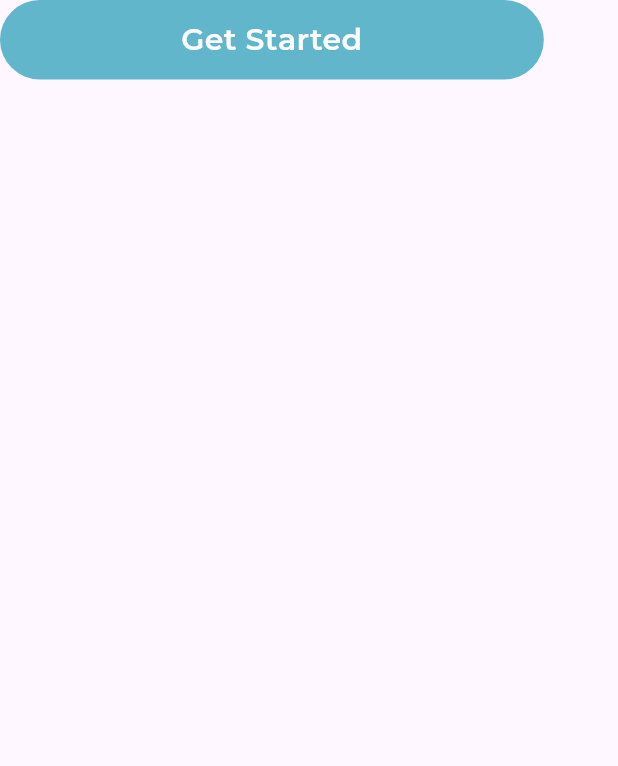
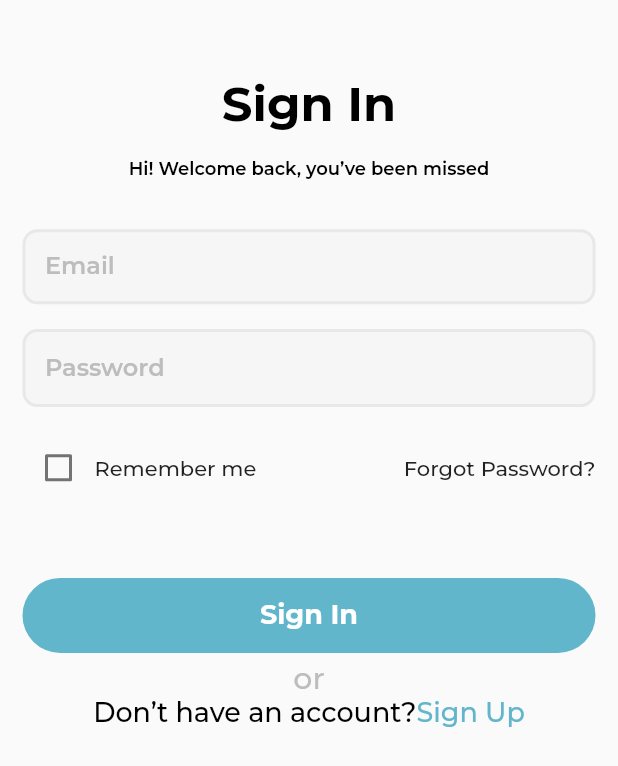
Before and after one commit to shahbazakon/Findme, a Flutter app: the AppButton widget shown alone on an empty page, opened directly, after a tap on "Get Started", on a phone screen of 412 x 824 dp. Shown: the top 766 px of the screen. Run offline on Flutter 3.47's test engine with Material 2 defaults, Android fonts, the phone set to English and light mode, and no system bars; our stand-ins replace flutter_svg, smooth_page_indicator; project files that could hold a hidden picture were left out.

Commit message:
SignIn , forget password and reset password completed

```diff
--- a/lib/core/utils/app_color.dart
+++ b/lib/core/utils/app_color.dart
@@ -3,10 +3,17 @@ import 'package:flutter/material.dart';
 class AppColors {
   static Color primary = const Color.fromRGBO(98, 182, 204, 1);
   static Color light = Colors.white;
+  static Color lightGrey1 = const Color.fromRGBO(246, 246, 246, 1);
+  static Color lightGrey2 = const Color.fromRGBO(232, 232, 232, 1);
+  static Color lightGrey3 = const Color.fromRGBO(189, 189, 189, 1);
+
   static Color dark = Colors.black;
 }
 
 class AppFontsColors {
   static Color light = Colors.white;
   static Color dark = Colors.black;
+  static Color lightGrey1 = const Color.fromRGBO(246, 246, 246, 1);
+  static Color lightGrey2 = const Color.fromRGBO(232, 232, 232, 1);
+  static Color lightGrey3 = const Color.fromRGBO(189, 189, 189, 1);
 }
--- a/lib/core/utils/text_style.dart
+++ b/lib/core/utils/text_style.dart
@@ -1,3 +1,4 @@
+import 'package:find_me/core/utils/app_color.dart';
 import 'package:flutter/material.dart';
 
 //FontSize
@@ -21,50 +22,73 @@ class AppFonts {
 /// Simple Text
 class TextHelper {
   static var h1 = TextStyle(
-    fontSize: 24,
-    color: Colors.black,
-    fontFamily: AppFonts.montserrat,
-
-    // fontWeight: FontWeight.w600
-  );
-  static var h1Second = TextStyle(
-    fontSize: 24,
-    color: Colors.black,
-    fontFamily: AppFonts.montserrat,
-
-    // fontWeight: FontWeight.w600
-  );
-
-  static var h2 = TextStyle(
-    fontSize: 23,
+    fontSize: fontSizeH1,
+    fontWeight: FontWeight.w600,
     color: Colors.black,
     fontFamily: AppFonts.montserrat,
   );
-  static var h3 = TextStyle(
-    fontSize: 20,
+  static var h2 = TextStyle(
+    fontSize: fontSizeH2,
     color: Colors.black,
+    fontWeight: FontWeight.w600,
     fontFamily: AppFonts.montserrat,
   );
-  static var h4 = const TextStyle(
-    fontSize: 18,
+  static var h3 = TextStyle(
+    fontSize: fontSizeH3,
     color: Colors.black,
-
-    // fontWeight: FontWeight.w500
+    fontWeight: FontWeight.w600,
+    fontFamily: AppFonts.montserrat,
+  );
+  static var h4 = TextStyle(
+    fontSize: fontSizeH4,
+    color: Colors.black,
   );
   static var h5 = TextStyle(
-    fontSize: 16,
+    fontSize: fontSizeH5,
     color: Colors.black,
+    fontWeight: FontWeight.w600,
     fontFamily: AppFonts.montserrat,
   );
   static var h6 = TextStyle(
-    fontSize: 15,
+    fontSize: fontSizeH6,
     color: Colors.black,
+    fontWeight: FontWeight.w600,
     fontFamily: AppFonts.montserrat,
   );
   static var h7 = TextStyle(
-    fontSize: 10,
+    fontSize: fontSizeH7,
     color: Colors.black,
-    fontWeight: FontWeight.w400,
+    fontWeight: FontWeight.w600,
+    fontFamily: AppFonts.montserrat,
+  );
+  static var h8 = TextStyle(
+    fontSize: fontSizeH8,
+    color: Colors.black,
+    fontWeight: FontWeight.w600,
+    fontFamily: AppFonts.montserrat,
+  );
+  static var h9 = TextStyle(
+    fontSize: fontSizeH9,
+    color: Colors.black,
+    fontWeight: FontWeight.w600,
+    fontFamily: AppFonts.montserrat,
+  );
+  static var h10 = TextStyle(
+    fontSize: fontSizeH10,
+    color: Colors.black,
+    fontWeight: FontWeight.w600,
+    fontFamily: AppFonts.montserrat,
+  );
+  static var h11 = TextStyle(
+    fontSize: fontSizeH11,
+    color: Colors.black,
+    fontWeight: FontWeight.w600,
+    fontFamily: AppFonts.montserrat,
+  );
+  static var h12 = TextStyle(
+    fontSize: fontSizeH12,
+    color: Colors.black,
+    fontWeight: FontWeight.w600,
     fontFamily: AppFonts.montserrat,
   );
 }
@@ -73,121 +97,133 @@ class TextHelper {
 class TitleHelper {
   static var h1 = TextStyle(
       fontSize: fontSizeH1,
-    fontWeight: FontWeight.w600,
+      fontWeight: FontWeight.w700,
       fontFamily: AppFonts.montserrat,
-  );
+      color: AppFontsColors.dark);
   static var h1Second = TextStyle(
       fontSize: fontSizeH2,
-    fontWeight: FontWeight.w600,
+      fontWeight: FontWeight.w700,
       fontFamily: AppFonts.montserrat,
-  );
+      color: AppFontsColors.dark);
 
   static var h2 = TextStyle(
       fontSize: fontSizeH2,
-    fontWeight: FontWeight.w600,
+      fontWeight: FontWeight.w700,
       fontFamily: AppFonts.montserrat,
-  );
+      color: AppFontsColors.dark);
   static var h3 = TextStyle(
       fontSize: fontSizeH3,
-    fontWeight: FontWeight.w600,
+      fontWeight: FontWeight.w700,
       fontFamily: AppFonts.montserrat,
-  );
+      color: AppFontsColors.dark);
   static var h4 = TextStyle(
       fontSize: fontSizeH4,
-    fontWeight: FontWeight.w600,
+      fontWeight: FontWeight.w700,
       fontFamily: AppFonts.montserrat,
-  );
+      color: AppFontsColors.dark);
   static var h5 = TextStyle(
       fontSize: fontSizeH5,
-    fontWeight: FontWeight.w600,
+      fontWeight: FontWeight.w700,
       fontFamily: AppFonts.montserrat,
-  );
+      color: AppFontsColors.dark);
   static var h6 = TextStyle(
       fontSize: fontSizeH6,
-    fontWeight: FontWeight.w600,
+      fontWeight: FontWeight.w700,
       fontFamily: AppFonts.montserrat,
-  );
+      color: AppFontsColors.dark);
   static var h7 = TextStyle(
       fontSize: fontSizeH7,
-    fontWeight: FontWeight.w600,
+      fontWeight: FontWeight.w700,
       fontFamily: AppFonts.montserrat,
-  );
+      color: AppFontsColors.dark);
   static var h8 = TextStyle(
       fontSize: fontSizeH8,
-    fontWeight: FontWeight.w600,
+      fontWeight: FontWeight.w700,
       fontFamily: AppFonts.montserrat,
-  );
+      color: AppFontsColors.dark);
   static var h9 = TextStyle(
       fontSize: fontSizeH9,
-    fontWeight: FontWeight.w600,
+      fontWeight: FontWeight.w700,
       fontFamily: AppFonts.montserrat,
-  );
+      color: AppFontsColors.dark);
   static var h10 = TextStyle(
       fontSize: fontSizeH10,
-    fontWeight: FontWeight.w600,
+      fontWeight: FontWeight.w700,
       fontFamily: AppFonts.montserrat,
-  );
+      color: AppFontsColors.dark);
   static var h11 = TextStyle(
       fontSize: fontSizeH11,
-    fontWeight: FontWeight.w600,
+      fontWeight: FontWeight.w700,
       fontFamily: AppFonts.montserrat,
-  );
+      color: AppFontsColors.dark);
   static var h12 = TextStyle(
       fontSize: fontSizeH12,
-    fontWeight: FontWeight.w600,
+      fontWeight: FontWeight.w700,
       fontFamily: AppFonts.montserrat,
-  );
+      color: AppFontsColors.dark);
 }
 
 ///Sub Text
-class SubtitleHelper {
+class SubTitleHelper {
   static var h1 = TextStyle(
       fontSize: fontSizeH1,
+      fontWeight: FontWeight.w700,
       fontFamily: AppFonts.montserrat,
-  );
+      color: AppFontsColors.dark);
 
   static var h2 = TextStyle(
       fontSize: fontSizeH2,
+      fontWeight: FontWeight.w500,
       fontFamily: AppFonts.montserrat,
-  );
+      color: AppFontsColors.dark);
   static var h3 = TextStyle(
       fontSize: fontSizeH3,
+      fontWeight: FontWeight.w500,
       fontFamily: AppFonts.montserrat,
-  );
+      color: AppFontsColors.dark);
   static var h4 = TextStyle(
       fontSize: fontSizeH4,
+      fontWeight: FontWeight.w500,
       fontFamily: AppFonts.montserrat,
-  );
+      color: AppFontsColors.dark);
   static var h5 = TextStyle(
       fontSize: fontSizeH5,
+      fontWeight: FontWeight.w500,
       fontFamily: AppFonts.montserrat,
-  );
+      color: AppFontsColors.dark);
   static var h6 = TextStyle(
       fontSize: fontSizeH6,
+      fontWeight: FontWeight.w500,
       fontFamily: AppFonts.montserrat,
-  );
+      color: AppFontsColors.dark);
   static var h7 = TextStyle(
       fontSize: fontSizeH7,
+      fontWeight: FontWeight.w500,
       fontFamily: AppFonts.montserrat,
-  );
+      color: AppFontsColors.dark);
   static var h8 = TextStyle(
       fontSize: fontSizeH8,
+      fontWeight: FontWeight.w500,
       fontFamily: AppFonts.montserrat,
-  );
+      color: AppFontsColors.dark);
   static var h9 = TextStyle(
       fontSize: fontSizeH9,
+      fontWeight: FontWeight.w500,
       fontFamily: AppFonts.montserrat,
-  );
+      color: AppFontsColors.dark);
   static var h10 = TextStyle(
       fontSize: fontSizeH10,
+      fontWeight: FontWeight.w500,
       fontFamily: AppFonts.montserrat,
-  );
+      color: AppFontsColors.dark);
   static var h11 = TextStyle(
       fontSize: fontSizeH11,
+      fontWeight: FontWeight.w500,
       fontFamily: AppFonts.montserrat,
-  );
+      color: AppFontsColors.dark);
   static var h12 = TextStyle(
       fontSize: fontSizeH12,
+      fontWeight: FontWeight.w500,
       fontFamily: AppFonts.montserrat,
-  );
+      color: AppFontsColors.dark);
 }
--- /dev/null
+++ b/lib/core/widget/Text Field/custom_test_field.dart
@@ -0,0 +1,60 @@
+import 'package:flutter/material.dart';
+
+import '../../utils/app_color.dart';
+import '../../utils/text_style.dart';
+
+class CustomTestField extends StatefulWidget {
+  const CustomTestField(
+      {super.key,
+      required this.controller,
+      this.label,
+      this.isObscureButton = false});
+
+  final TextEditingController controller;
+  final String? label;
+  final bool isObscureButton;
+
+  @override
+  State<CustomTestField> createState() => _CustomTestFieldState();
+}
+
+class _CustomTestFieldState extends State<CustomTestField> {
+  bool isObscure = true;
+
+  @override
+  Widget build(BuildContext context) {
+    return TextField(
+      controller: widget.controller,
+      style: TextHelper.h10,
+      obscureText: isObscure,
+      decoration: InputDecoration(
+          label: Visibility(
+              visible: widget.label != null, child: Text("${widget.label}")),
+          labelStyle: TextHelper.h10.copyWith(color: AppColors.lightGrey3),
+          contentPadding:
+              const EdgeInsets.symmetric(horizontal: 15, vertical: 15),
+          border: OutlineInputBorder(
+              borderSide: BorderSide(color: AppColors.lightGrey3, width: 2),
+              borderRadius: BorderRadius.circular(10)),
+          enabledBorder: OutlineInputBorder(
+              borderSide: BorderSide(color: AppColors.lightGrey2, width: 2),
+              borderRadius: BorderRadius.circular(10)),
+          filled: true,
+          fillColor: AppColors.lightGrey1,
+          suffix: Visibility(
+            visible: widget.isObscureButton,
+            child: GestureDetector(
+              onTap: () {
+                setState(() {
+                  isObscure = !isObscure;
+                });
+              },
+              child: Text(
+                isObscure ? "Show" : "Hide",
+                style: TextHelper.h9.copyWith(color: AppColors.primary),
+              ),
+            ),
+          )),
+    );
+  }
+}
--- a/lib/core/widget/button/app_Button_widget.dart
+++ b/lib/core/widget/button/app_Button_widget.dart
@@ -20,17 +20,19 @@ class AppButton extends StatelessWidget {
     return InkWell(
       onTap: onPressed,
       borderRadius: BorderRadius.circular(30),
+      child: Expanded(
         child: Container(
           decoration: BoxDecoration(
             color: AppColors.primary,
             borderRadius: BorderRadius.circular(30),
           ),
-        padding: const EdgeInsets.symmetric(horizontal: 26, vertical: 12),
-        width: buttonWidth ?? width * .88,
+          padding: const EdgeInsets.symmetric(horizontal: 26, vertical: 14),
+          width: buttonWidth ?? width,
           child: Text(
             label,
-          style: TitleHelper.h8.copyWith(color: AppFontsColors.light),
+            style: TitleHelper.h9.copyWith(color: AppFontsColors.light),
             textAlign: TextAlign.center,
+          ),
         ),
       ),
     );
--- a/lib/core/widget/custom_snackBar.dart
+++ b/lib/core/widget/custom_snackBar.dart
@@ -11,7 +11,7 @@ void showSnackBar({required String title, Duration? duration}) {
     behavior: SnackBarBehavior.floating,
     content: Text(
       title,
-      style: SubtitleHelper.h10
+      style: SubTitleHelper.h10
           .copyWith(color: Colors.white, fontWeight: FontWeight.normal),
     ),
   );
--- /dev/null
+++ b/lib/feature/signIn/presentation/pages/sign_in_screen.dart
@@ -0,0 +1,115 @@
+import 'package:find_me/core/helper/navigators.dart';
+import 'package:find_me/core/utils/app_color.dart';
+import 'package:find_me/core/utils/text_style.dart';
+import 'package:flutter/gestures.dart';
+import 'package:flutter/material.dart';
+
+import '../../../../core/utils/utils_methods.dart';
+import '../../../../core/widget/Text Field/custom_test_field.dart';
+import '../../../../core/widget/button/app_Button_widget.dart';
+import 'forget_password_screen.dart';
+
+class SignInScreen extends StatefulWidget {
+  const SignInScreen({super.key});
+
+  @override
+  State<SignInScreen> createState() => _SignInScreenState();
+}
+
+class _SignInScreenState extends State<SignInScreen> {
+  final TextEditingController _emailController = TextEditingController();
+  final TextEditingController _passwordController = TextEditingController();
+  bool isRememberMe = false;
+
+  @override
+  Widget build(BuildContext context) {
+    return SafeArea(
+      bottom: false,
+      child: Scaffold(
+        body: SingleChildScrollView(
+          child: Padding(
+            padding: primaryPadding,
+            child: Column(
+              children: [
+                Padding(
+                  padding:
+                      EdgeInsets.only(top: height * .06, bottom: height * .02),
+                  child: Text(
+                    "Sign In",
+                    style: TitleHelper.h1,
+                  ),
+                ),
+                Text(
+                  "Hi! Welcome back, you’ve been missed",
+                  style: TextHelper.h12,
+                ),
+                SizedBox(height: height * .04),
+                CustomTestField(controller: _emailController, label: "Email"),
+                SizedBox(height: height * .02),
+                CustomTestField(
+                    controller: _passwordController,
+                    label: "Password",
+                    isObscureButton: true),
+                SizedBox(height: height * .02),
+                Row(
+                  mainAxisAlignment: MainAxisAlignment.spaceBetween,
+                  children: [
+                    Row(
+                      children: [
+                        Checkbox(
+                          value: isRememberMe,
+                          onChanged: (value) {
+                            setState(() {
+                              isRememberMe = !isRememberMe;
+                            });
+                          },
+                        ),
+                        const Text("Remember me"),
+                      ],
+                    ),
+                    InkWell(
+                        onTap: () {
+                          cupertinoNavigator(
+                              screenName: const ForgetPasswordScreen());
+                        },
+                        child: const Text("Forgot Password?"))
+                  ],
+                ),
+                SizedBox(height: height * .06),
+                AppButton(
+                  label: "Sign In",
+                  onPressed: () {},
+                ),
+                const SizedBox(
+                  height: 5,
+                ),
+                RichText(
+                    textAlign: TextAlign.center,
+                    text: TextSpan(
+                        text: "or\n",
+                        style: SubTitleHelper.h8
+                            .copyWith(color: AppFontsColors.lightGrey3),
+                        children: [
+                          TextSpan(
+                              text: "Don’t have an account?",
+                              style: SubTitleHelper.h9,
+                              children: [
+                                TextSpan(
+                                  text: "Sign Up",
+                                  style: SubTitleHelper.h9
+                                      .copyWith(color: AppColors.primary),
+                                  recognizer: TapGestureRecognizer()
+                                    ..onTap = () {
+                                      // TODO: Navigate to login Screen
+                                    },
+                                )
+                              ])
+                        ]))
+              ],
+            ),
+          ),
+        ),
+      ),
+    );
+  }
+}
--- a/pubspec.yaml
+++ b/pubspec.yaml
@@ -62,13 +62,14 @@ flutter:
   fonts:
     - family: Montserrat
       fonts:
-        - asset: fonts/montserrat/Montserrat-Regular.ttf
         - asset: fonts/montserrat/Montserrat-ExtraLight.ttf
           weight: 200
         - asset: fonts/montserrat/Montserrat-Thin.ttf
           weight: 300
         - asset: fonts/montserrat/Montserrat-Light.ttf
           weight: 400
+        - asset: fonts/montserrat/Montserrat-Regular.ttf
+          weight: 500
         - asset: fonts/montserrat/Montserrat-Medium.ttf
           weight: 600
         - asset: fonts/montserrat/Montserrat-SemiBold.ttf
```
Also changed, not shown: lib/core/helper/navigators.dart (added, +199 -0 lines), lib/feature/onBoarding/presentation/pages/on_boarding_page.dart (renamed from lib/feature/on_boarding/presentation/pages/on_boarding_page.dart, +6 -1 lines), lib/feature/signIn/presentation/pages/forget_password_screen.dart (added, +62 -0 lines), lib/feature/signIn/presentation/pages/reset_password_screen.dart (added, +65 -0 lines), lib/main.dart (+3 -5 lines), lib/feature/onBoarding/presentation/pages/splash_screen.dart (renamed from lib/feature/on_boarding/presentation/pages/splash_screen.dart), lib/feature/onBoarding/presentation/widget/dots_indicator_widget.dart (renamed from lib/feature/on_boarding/presentation/widget/dots_indicator_widget.dart), lib/feature/onBoarding/presentation/widget/on_boarding_page_View.dart (renamed from lib/feature/on_boarding/presentation/widget/on_boarding_page_View.dart), 2 other files. Lines whose indentation alone changed are shown as unchanged.
